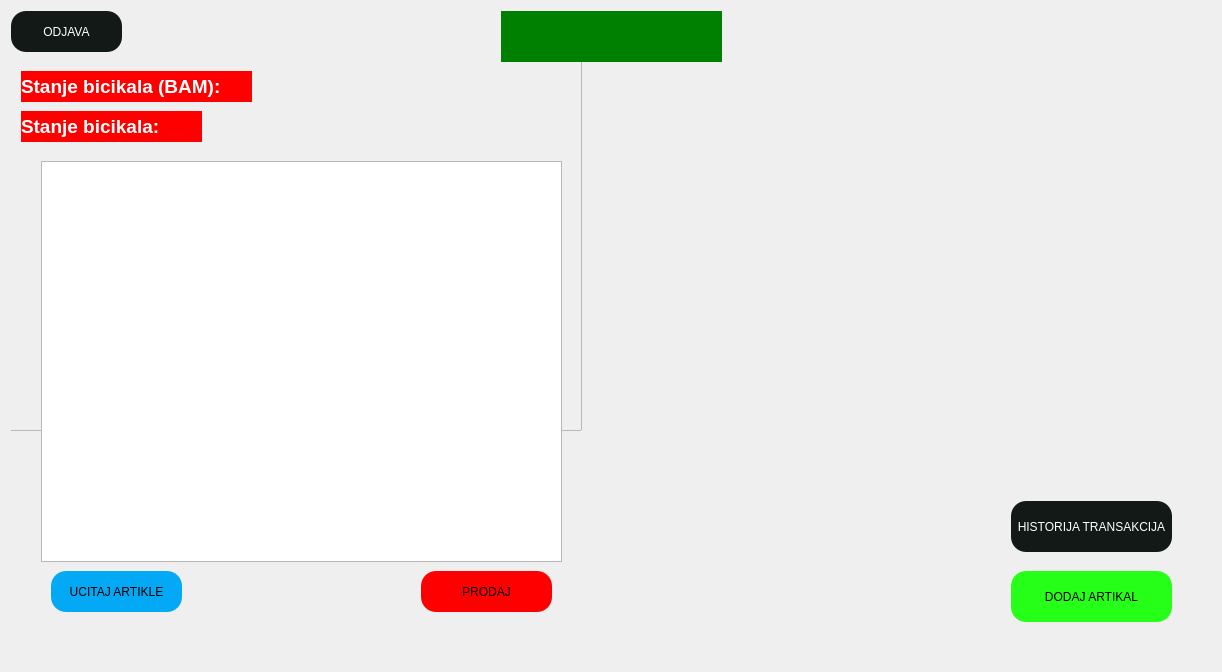
The window that dashboard.ui (ahmedjasarevic/Bike-Shop) describes before a commit, drawn with Qt 5.
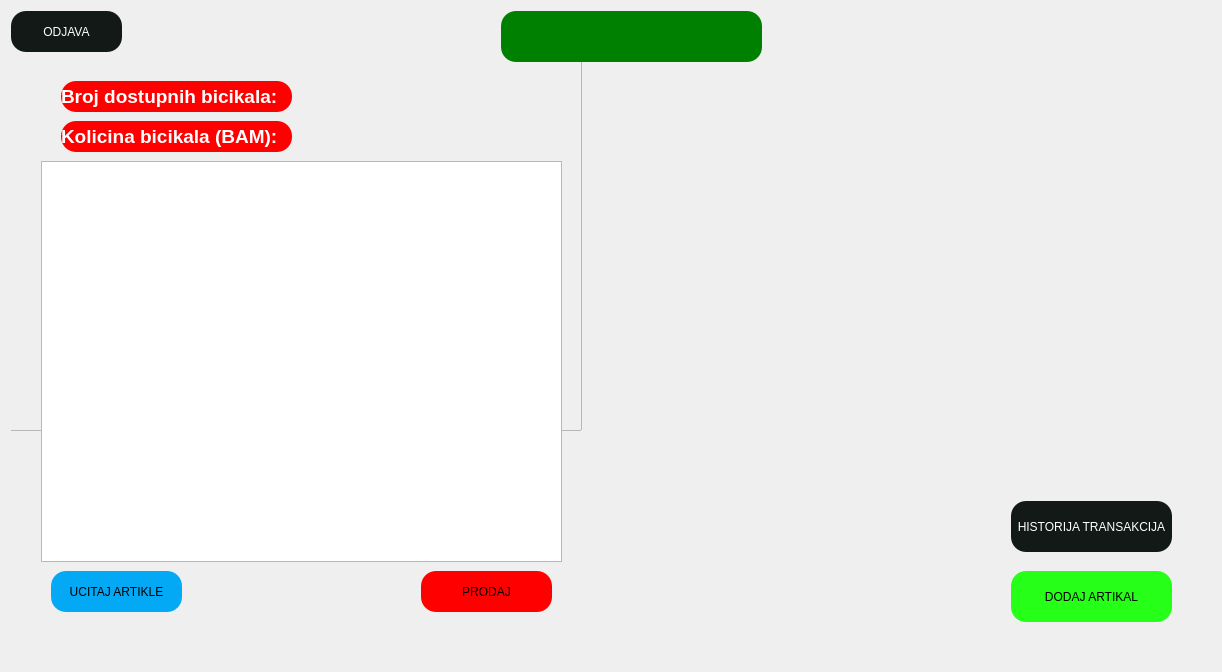
The same window after the commit. The open tabs and pages were chosen to show the change. Icons and pictures are not drawn.

Patch:
```diff
--- a/dashboard.ui
+++ b/dashboard.ui
@@ -131,7 +131,7 @@
         <rect>
          <x>490</x>
          <y>0</y>
-         <width>221</width>
+         <width>261</width>
          <height>51</height>
         </rect>
        </property>
@@ -145,7 +145,8 @@
        <property name="styleSheet">
         <string notr="true">color:white;
 font:15px;
-background-color:green;</string>
+background-color:green;
+border-radius: 15px;</string>
        </property>
        <property name="text">
         <string>&lt;html&gt;&lt;head/&gt;&lt;body&gt;&lt;p align=&quot;center&quot;&gt;&lt;br/&gt;&lt;/p&gt;&lt;/body&gt;&lt;/html&gt;</string>
@@ -157,9 +158,9 @@
       <widget class="QLabel" name="stanje">
        <property name="geometry">
         <rect>
-         <x>10</x>
-         <y>100</y>
-         <width>181</width>
+         <x>50</x>
+         <y>70</y>
+         <width>231</width>
          <height>31</height>
         </rect>
        </property>
@@ -172,10 +173,10 @@
        <property name="styleSheet">
         <string notr="true">background-color:red;
 color:white;
-</string>
+border-radius: 15px;</string>
        </property>
        <property name="text">
-        <string>&lt;html&gt;&lt;head/&gt;&lt;body&gt;&lt;p&gt;&lt;span style=&quot; font-size:14pt; font-weight:700; color:#ffffff;&quot;&gt;Stanje bicikala:&lt;/span&gt;&lt;/p&gt;&lt;/body&gt;&lt;/html&gt;</string>
+        <string>&lt;html&gt;&lt;head/&gt;&lt;body&gt;&lt;p&gt;&lt;span style=&quot; font-size:14pt; font-weight:700; color:#ffffff;&quot;&gt;Broj dostupnih bicikala:&lt;/span&gt;&lt;/p&gt;&lt;/body&gt;&lt;/html&gt;</string>
        </property>
        <property name="textFormat">
         <enum>Qt::MarkdownText</enum>
@@ -184,18 +185,19 @@
       <widget class="QLabel" name="stanjeBAM">
        <property name="geometry">
         <rect>
-         <x>10</x>
-         <y>60</y>
+         <x>50</x>
+         <y>110</y>
          <width>231</width>
          <height>31</height>
         </rect>
        </property>
        <property name="styleSheet">
         <string notr="true">background-color:red;
-color:white;</string>
+color:white;
+border-radius: 15px;</string>
        </property>
        <property name="text">
-        <string>&lt;html&gt;&lt;head/&gt;&lt;body&gt;&lt;p&gt;&lt;span style=&quot; font-size:14pt; font-weight:700; color:#ffffff;&quot;&gt;Stanje bicikala (BAM):&lt;/span&gt;&lt;/p&gt;&lt;/body&gt;&lt;/html&gt;</string>
+        <string>&lt;html&gt;&lt;head/&gt;&lt;body&gt;&lt;p&gt;&lt;span style=&quot; font-size:14pt; font-weight:700; color:#ffffff;&quot;&gt;Kolicina bicikala (BAM):&lt;/span&gt;&lt;/p&gt;&lt;/body&gt;&lt;/html&gt;</string>
        </property>
       </widget>
       <widget class="QPushButton" name="noviArtikal_2">
```
Left out of the diff: 4 changed lines with no effect on the pictures.
